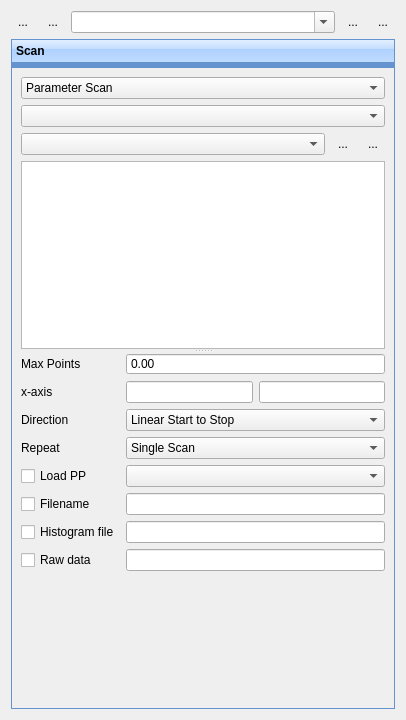
This is ui/ScanControlUi.ui in MonroeQuantumNetworks/IonControl as Qt 5 draws it before an edit. The edited form follows.
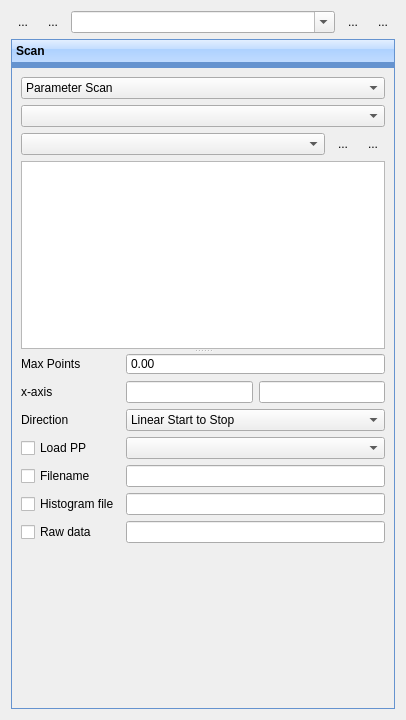
This is the edited form. Icons and pictures are not drawn. Custom widgets are drawn as their Qt base class.

Commit message: re-delete scanRepeatComboBox

```diff
--- a/ui/ScanControlUi.ui
+++ b/ui/ScanControlUi.ui
@@ -263,7 +263,7 @@
          <widget class="QTableView" name="tableView"/>
          <widget class="QWidget" name="layoutWidget">
           <layout class="QGridLayout" name="gridLayout">
-           <item row="5" column="2" colspan="2">
+           <item row="4" column="2" colspan="2">
             <widget class="QLineEdit" name="filenameEdit"/>
            </item>
            <item row="1" column="2">
@@ -273,20 +273,6 @@
              </property>
             </widget>
            </item>
-           <item row="3" column="2" colspan="2">
-            <widget class="QComboBox" name="scanRepeatComboBox">
-             <item>
-              <property name="text">
-               <string>Single Scan</string>
-              </property>
-             </item>
-             <item>
-              <property name="text">
-               <string>Repeated Scan</string>
-              </property>
-             </item>
-            </widget>
-           </item>
            <item row="2" column="2" colspan="2">
             <widget class="QComboBox" name="scanTypeCombo">
              <item>
@@ -311,7 +297,7 @@
              </item>
             </widget>
            </item>
-           <item row="4" column="2" colspan="2">
+           <item row="3" column="2" colspan="2">
             <widget class="QComboBox" name="loadPPComboBox">
              <property name="maxVisibleItems">
               <number>100</number>
@@ -332,7 +318,7 @@
              </property>
             </widget>
            </item>
-           <item row="5" column="0">
+           <item row="4" column="0">
             <widget class="QCheckBox" name="autoSaveCheckBox">
              <property name="toolTip">
               <string>Checkbox: automatically save file</string>
@@ -342,7 +328,7 @@
              </property>
             </widget>
            </item>
-           <item row="4" column="0">
+           <item row="3" column="0">
             <widget class="QCheckBox" name="loadPPcheckBox">
              <property name="text">
               <string>Load PP</string>
@@ -356,17 +342,10 @@
              </property>
             </widget>
            </item>
-           <item row="3" column="0">
-            <widget class="QLabel" name="label_4">
-             <property name="text">
-              <string>Repeat</string>
-             </property>
-            </widget>
-           </item>
-           <item row="6" column="2" colspan="2">
+           <item row="5" column="2" colspan="2">
             <widget class="QLineEdit" name="histogramFilenameEdit"/>
            </item>
-           <item row="6" column="0">
+           <item row="5" column="0">
             <widget class="QCheckBox" name="histogramSaveCheckBox">
              <property name="toolTip">
               <string>Checkbox: automatically save file</string>
@@ -376,10 +355,10 @@
              </property>
             </widget>
            </item>
-           <item row="7" column="2" colspan="2">
+           <item row="6" column="2" colspan="2">
             <widget class="QLineEdit" name="rawFilenameEdit"/>
            </item>
-           <item row="7" column="0">
+           <item row="6" column="0">
             <widget class="QCheckBox" name="saveRawCheckBox">
              <property name="toolTip">
               <string>Checkbox: automatically save file</string>
```
Left out of the diff: 1 changed line with no effect on the pictures.
